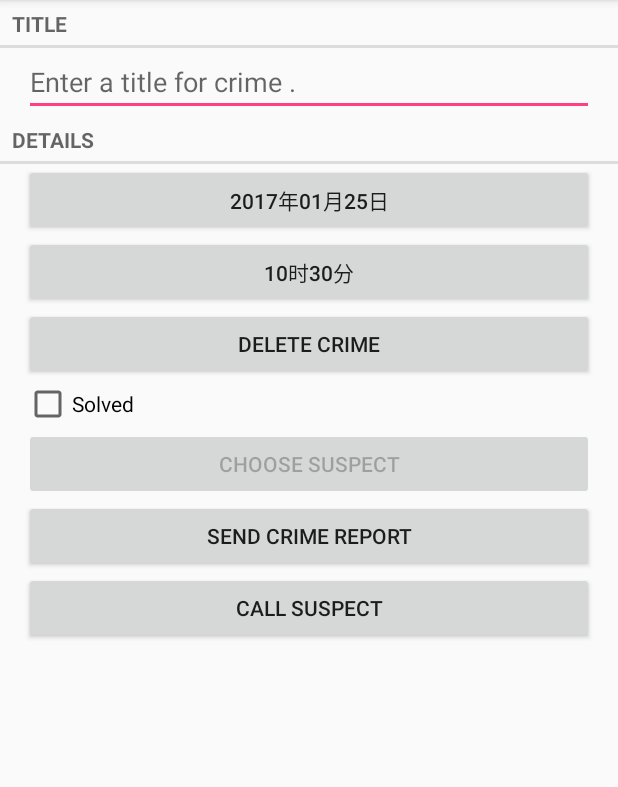
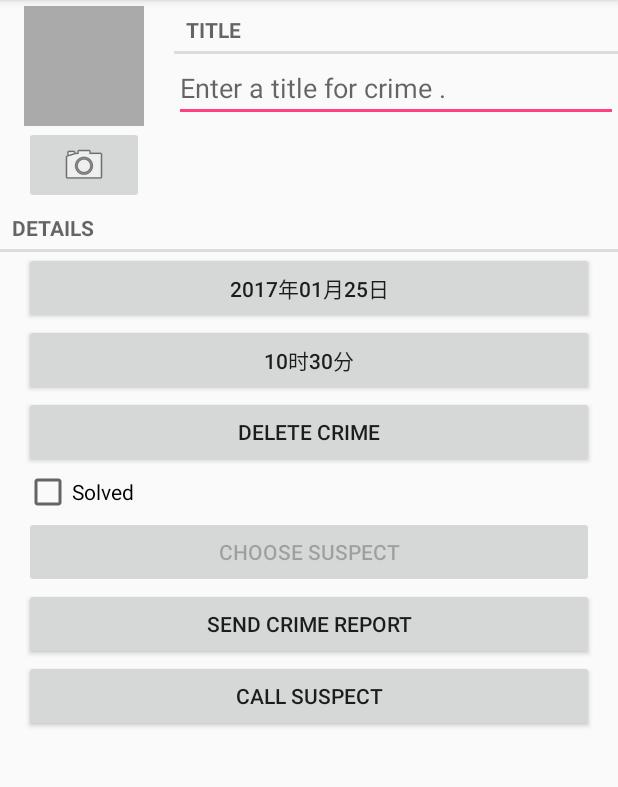
Before and after one commit to Sajeeshkmohanan/AndroidAuthority, an Android app: the CrimePageActivity screen opened directly, with no data from a screen before it, on a phone screen of 412 x 824 dp, the part 84-871 px from its top. Run offline under Robolectric (Android 15) with nearby library versions, the phone set to English and light mode, and no system bars.

Commit message:
添加拍照和照片Dialog

```diff
--- a/CriminalIntent/app/build.gradle
+++ b/CriminalIntent/app/build.gradle
@@ -21,8 +21,8 @@ android {
         }
     }
     compileOptions {
-        targetCompatibility 1.8
-        sourceCompatibility 1.8
+        targetCompatibility JavaVersion.VERSION_1_8
+        sourceCompatibility JavaVersion.VERSION_1_8
     }
 }
 
--- a/CriminalIntent/app/src/main/AndroidManifest.xml
+++ b/CriminalIntent/app/src/main/AndroidManifest.xml
@@ -2,6 +2,7 @@
 <manifest xmlns:android="http://schemas.android.com/apk/res/android"
           package="com.example.heleninsa.criminalintent">
     <uses-permission android:name="android.permission.READ_CONTACTS"/>
+    <uses-feature android:name="android.hardware.camera" android:required="false"/>
 
     <application
         android:allowBackup="true"
--- a/CriminalIntent/app/src/main/java/com/example/heleninsa/criminalintent/controller/CrimeFragment.java
+++ b/CriminalIntent/app/src/main/java/com/example/heleninsa/criminalintent/controller/CrimeFragment.java
@@ -4,9 +4,11 @@ import android.app.Activity;
 import android.content.Intent;
 import android.content.pm.PackageManager;
 import android.database.Cursor;
+import android.graphics.Bitmap;
 import android.net.Uri;
 import android.os.Bundle;
 import android.provider.ContactsContract;
+import android.provider.MediaStore;
 import android.support.annotation.Nullable;
 import android.support.v4.app.Fragment;
 import android.support.v4.app.FragmentManager;
@@ -17,15 +19,20 @@ import android.util.Log;
 import android.view.LayoutInflater;
 import android.view.View;
 import android.view.ViewGroup;
+import android.view.ViewTreeObserver;
 import android.widget.Button;
 import android.widget.CheckBox;
 import android.widget.CompoundButton;
 import android.widget.EditText;
+import android.widget.ImageButton;
+import android.widget.ImageView;
 
 import com.example.heleninsa.criminalintent.R;
 import com.example.heleninsa.criminalintent.model.Crime;
 import com.example.heleninsa.criminalintent.model.CrimeLab;
+import com.example.heleninsa.criminalintent.util.PictureUtils;
 
+import java.io.File;
 import java.text.SimpleDateFormat;
 import java.util.Date;
 import java.util.Locale;
@@ -38,14 +45,18 @@ import java.util.UUID;
 public class CrimeFragment extends Fragment {
 
     private final static String ARG_CRIME_ID = "crime_id";
+
     private final static String DIALOG_DATE = "Dialog_Date";
     private final static String DIALOG_TIME = "Dialog_Time";
+    private final static String DIALOG_IMAGE =  "Dialog_Image";
 
     private final static int REQUEST_DATE = 0;
     private final static int REQUEST_TIME = 1;
     private final static int REQUEST_CONTACT = 2;
+    private final static int REQUEST_PHOTO = 3;
 
     private Crime mCrime;
+    private File mPhotoFile;
 
     private EditText mTitleField;
     private CheckBox mCrimeSolvedBox;
@@ -55,6 +66,8 @@ public class CrimeFragment extends Fragment {
     private Button mReportButton;
     private Button mSuspectButton;
     private Button mCallButton;
+    private ImageButton mPhotoButton;
+    private ImageView mPhotoView;
 
     private boolean mIsDeleted = false;
 
@@ -73,7 +86,9 @@ public class CrimeFragment extends Fragment {
     public void onCreate(@Nullable Bundle savedInstanceState) {
         super.onCreate(savedInstanceState);
         UUID crimeId = (UUID) getArguments().getSerializable(ARG_CRIME_ID);
-        mCrime = CrimeLab.getInstance(getActivity()).getCrime(crimeId);
+        CrimeLab lab = CrimeLab.getInstance(getActivity());
+        mCrime = lab.getCrime(crimeId);
+        mPhotoFile = lab.getPhotoFile(mCrime);
     }
 
     @Nullable
@@ -91,6 +106,8 @@ public class CrimeFragment extends Fragment {
         mReportButton = (Button) view.findViewById(R.id.crime_report);
         mSuspectButton = (Button) view.findViewById(R.id.crime_suspect);
         mCallButton = (Button) view.findViewById(R.id.crime_call);
+        mPhotoButton = (ImageButton) view.findViewById(R.id.crime_camera);
+        mPhotoView = (ImageView) view.findViewById(R.id.crime_photo);
 
         mTitleField.setText(mCrime.getTitle());
         mTitleField.addTextChangedListener(new TextWatcher() {
@@ -164,8 +181,9 @@ public class CrimeFragment extends Fragment {
             startActivity(intent);
         });
 
+        PackageManager manager = getActivity().getPackageManager();
         final Intent pickContact = new Intent(Intent.ACTION_PICK, ContactsContract.Contacts.CONTENT_URI);
-//startActivityForResult(pickContact, REQUEST_CONTACT);
+
         mSuspectButton.setOnClickListener((v) -> {
             startActivityForResult(pickContact, REQUEST_CONTACT);
         });
@@ -174,7 +192,7 @@ public class CrimeFragment extends Fragment {
             mSuspectButton.setText(mCrime.getSuspect());
         }
 
-        PackageManager manager = getActivity().getPackageManager();
+
         if (manager.resolveActivity(pickContact, PackageManager.MATCH_DEFAULT_ONLY) == null) {
             mSuspectButton.setEnabled(false);
         }
@@ -182,6 +200,32 @@ public class CrimeFragment extends Fragment {
         mCallButton.setOnClickListener((v) -> {
             Intent intent = new Intent(Intent.ACTION_DIAL, Uri.parse("tel:15062278989"));
             startActivity(intent);
+        });
+
+        final Intent captureImage = new Intent(MediaStore.ACTION_IMAGE_CAPTURE);
+        if (manager.resolveActivity(captureImage, PackageManager.MATCH_DEFAULT_ONLY) == null || mPhotoFile == null) {
+            mPhotoButton.setEnabled(false);
+        } else {
+            Uri uri = Uri.fromFile(mPhotoFile);
+            captureImage.putExtra(MediaStore.EXTRA_OUTPUT, uri);
+        }
+
+        mPhotoButton.setOnClickListener(v -> {
+            startActivityForResult(captureImage, REQUEST_PHOTO);
+        });
+
+        ViewTreeObserver observer = mPhotoView.getViewTreeObserver();
+
+        observer.addOnGlobalLayoutListener(() -> {
+            int w = mPhotoView.getMeasuredWidth();
+            int h = mPhotoView.getMeasuredHeight();
+            updatePhotoView(w, h);
+        });
+
+        mPhotoView.setOnClickListener(v->{
+            FragmentManager fragmentManager = getFragmentManager();
+            ImageFragment img_fragment = ImageFragment.newInstance(mPhotoFile.getPath());
+            img_fragment.show(fragmentManager, DIALOG_IMAGE);
         });
 
 
@@ -238,7 +282,9 @@ public class CrimeFragment extends Fragment {
                 }
             }
         }
-
+//        else if (requestCode == REQUEST_PHOTO) {
+//            updatePhotoView();
+//        }
     }
 
     private void onReceiveDate(Date date_received) {
@@ -282,4 +328,13 @@ public class CrimeFragment extends Fragment {
         String report = getString(R.string.crime_report, mCrime.getTitle(), dateString, solvedString, suspect);
         return report;
     }
+
+    private void updatePhotoView(int w, int h) {
+        if (mPhotoFile == null || !mPhotoFile.exists()) {
+            mPhotoView.setImageDrawable(null);
+        } else {
+            Bitmap bitmap = PictureUtils.getScaledBitmap(mPhotoFile.getPath(), w, h);
+            mPhotoView.setImageBitmap(bitmap);
+        }
+    }
 }
--- /dev/null
+++ b/CriminalIntent/app/src/main/java/com/example/heleninsa/criminalintent/controller/ImageFragment.java
@@ -0,0 +1,49 @@
+package com.example.heleninsa.criminalintent.controller;
+
+import android.app.Dialog;
+import android.os.Bundle;
+import android.support.annotation.NonNull;
+import android.support.v4.app.DialogFragment;
+import android.support.v7.app.AlertDialog;
+import android.view.LayoutInflater;
+import android.view.View;
+import android.view.ViewTreeObserver;
+import android.widget.ImageView;
+
+import com.example.heleninsa.criminalintent.R;
+import com.example.heleninsa.criminalintent.util.PictureUtils;
+
+/**
+ * Created by heleninsa on 2017/1/25.
+ */
+
+public class ImageFragment extends DialogFragment {
+
+    private final static String ARG_IMG_PATH = "path";
+
+    public static ImageFragment newInstance(String img_path) {
+        Bundle args = new Bundle();
+        args.putString(ARG_IMG_PATH, img_path);
+        ImageFragment fragment = new ImageFragment();
+        fragment.setArguments(args);
+        return fragment;
+    }
+
+    @NonNull
+    @Override
+    public Dialog onCreateDialog(Bundle savedInstanceState) {
+        String path = getArguments().getString(ARG_IMG_PATH);
+        View v = LayoutInflater.from(getActivity()).inflate(R.layout.dialog_photo_details, null);
+        ImageView img = (ImageView) v.findViewById(R.id.dialog_photo_view);
+
+        img.setImageBitmap(PictureUtils.getScaledBitmap(path, getActivity()));
+//        ViewTreeObserver observer = img.getViewTreeObserver();
+//        observer.addOnGlobalLayoutListener(()->{
+//            int w = img.getMeasuredWidth();
+//            int h = img.getMeasuredHeight();
+//            img.setImageBitmap(PictureUtils.getScaledBitmap(path, w, h));
+//        });
+
+        return new AlertDialog.Builder(getActivity()).setTitle("Photo Details").setView(v).create();
+    }
+}
--- a/CriminalIntent/app/src/main/java/com/example/heleninsa/criminalintent/model/Crime.java
+++ b/CriminalIntent/app/src/main/java/com/example/heleninsa/criminalintent/model/Crime.java
@@ -60,4 +60,8 @@ public class Crime {
     public void setSuspect(String suspect) {
         mSuspect = suspect;
     }
+
+    public String getPhotoFileName() {
+        return "IMG_" + getId().toString() + ".jpg";
+    }
 }
--- a/CriminalIntent/app/src/main/java/com/example/heleninsa/criminalintent/model/CrimeLab.java
+++ b/CriminalIntent/app/src/main/java/com/example/heleninsa/criminalintent/model/CrimeLab.java
@@ -4,12 +4,14 @@ import android.content.ContentValues;
 import android.content.Context;
 import android.database.Cursor;
 import android.database.sqlite.SQLiteDatabase;
+import android.os.Environment;
 
 import com.example.heleninsa.criminalintent.database.CrimeBaseHelper;
 import com.example.heleninsa.criminalintent.database.CrimeCursorWrapper;
 import com.example.heleninsa.criminalintent.database.CrimeDbSchema;
 import com.example.heleninsa.criminalintent.database.CrimeDbSchema.CrimeTable;
 
+import java.io.File;
 import java.util.ArrayList;
 import java.util.List;
 import java.util.UUID;
@@ -106,4 +108,12 @@ public class CrimeLab {
         return new CrimeCursorWrapper(cursor);
     }
 
+    public File getPhotoFile(Crime crime) {
+        File externalFiles = mContext.getExternalFilesDir(Environment.DIRECTORY_PICTURES);
+        if(externalFiles == null) {
+            return null;
+        }
+        return new File(externalFiles, crime.getPhotoFileName());
+    }
+
 }
--- /dev/null
+++ b/CriminalIntent/app/src/main/java/com/example/heleninsa/criminalintent/util/PictureUtils.java
@@ -0,0 +1,45 @@
+package com.example.heleninsa.criminalintent.util;
+
+import android.app.Activity;
+import android.graphics.Bitmap;
+import android.graphics.BitmapFactory;
+import android.graphics.Point;
+
+/**
+ * Created by heleninsa on 2017/1/25.
+ */
+
+public class PictureUtils {
+
+    public static Bitmap getScaledBitmap(String path, Activity activity) {
+        Point size = new Point();
+        activity.getWindowManager().getDefaultDisplay().getSize(size);
+        return getScaledBitmap(path, size.x, size.y);
+    }
+
+    public static Bitmap getScaledBitmap(String path, int destWidth, int destHeight) {
+        BitmapFactory.Options options = new BitmapFactory.Options();
+        options.inJustDecodeBounds = true;
+        BitmapFactory.decodeFile(path, options);
+
+        int srcWidth = options.outWidth;
+        int srcHeight = options.outHeight;
+
+        int inSampleSize = 1;
+        float scale_H = srcHeight/destHeight;
+        float scale_W = srcWidth/destWidth;
+
+        if(scale_H > 1 || scale_W > 1) {
+            if(srcWidth > srcHeight) {
+                inSampleSize = Math.round(scale_H);
+            } else {
+                inSampleSize = Math.round(scale_W);
+            }
+        }
+
+        options = new BitmapFactory.Options();
+        options.inSampleSize = inSampleSize;
+        return BitmapFactory.decodeFile(path, options);
+    }
+
+}
--- a/CriminalIntent/app/src/main/res/layout-land/fragment_crime.xml
+++ b/CriminalIntent/app/src/main/res/layout-land/fragment_crime.xml
@@ -3,8 +3,22 @@
     xmlns:android="http://schemas.android.com/apk/res/android"
     android:layout_width="match_parent"
     android:layout_height="match_parent"
-    android:orientation="vertical"
-    android:baselineAligned="false">
+    android:baselineAligned="false"
+    android:orientation="vertical">
+
+    <LinearLayout
+        android:layout_width="match_parent"
+        android:layout_height="wrap_content"
+
+        android:layout_marginTop="4dp"
+        android:orientation="horizontal">
+
+        <include layout="@layout/view_camera_and_title"></include>
+
+        <LinearLayout
+            android:layout_width="match_parent"
+            android:layout_height="wrap_content"
+            android:orientation="vertical">
 
             <TextView
                 style="?android:listSeparatorTextViewStyle"
@@ -16,9 +30,10 @@
                 android:id="@+id/crime_title"
                 android:layout_width="match_parent"
                 android:layout_height="wrap_content"
-        android:layout_marginLeft="16dp"
-        android:layout_marginRight="16dp"
                 android:hint="@string/crime_title_hint"/>
+        </LinearLayout>
+    </LinearLayout>
+
 
     <TextView
         style="?android:listSeparatorTextViewStyle"
@@ -27,11 +42,11 @@
         android:text="@string/crime_details_label"/>
 
     <LinearLayout
-        android:orientation="horizontal"
         android:layout_width="match_parent"
         android:layout_height="wrap_content"
         android:layout_marginLeft="16dp"
-        android:layout_marginRight="16dp">
+        android:layout_marginRight="16dp"
+        android:orientation="horizontal">
 
         <Button
             android:id="@+id/crime_date"
@@ -49,8 +64,8 @@
             android:id="@+id/crime_solved"
             android:layout_width="wrap_content"
             android:layout_height="wrap_content"
-            android:text="@string/crime_solved_label"
-            android:layout_weight="0"/>
+            android:layout_weight="0"
+            android:text="@string/crime_solved_label"/>
 
     </LinearLayout>
 
@@ -73,12 +88,13 @@
             android:layout_height="wrap_content"
             android:layout_weight="1"
             android:text="@string/crime_report_text"/>
+
         <Button
-            android:text="@string/crime_call_text"
+            android:id="@+id/crime_call"
             android:layout_width="wrap_content"
             android:layout_height="wrap_content"
             android:layout_weight="1"
-            android:id="@+id/crime_call"/>
+            android:text="@string/crime_call_text"/>
 
     </LinearLayout>
 
--- /dev/null
+++ b/CriminalIntent/app/src/main/res/layout/dialog_photo_details.xml
@@ -0,0 +1,7 @@
+<?xml version="1.0" encoding="utf-8"?>
+<ImageView
+    xmlns:android="http://schemas.android.com/apk/res/android"
+    android:layout_height="wrap_content"
+    android:layout_width="wrap_content"
+    android:id="@+id/dialog_photo_view">
+</ImageView>
--- a/CriminalIntent/app/src/main/res/layout/fragment_crime.xml
+++ b/CriminalIntent/app/src/main/res/layout/fragment_crime.xml
@@ -3,6 +3,20 @@
     xmlns:android="http://schemas.android.com/apk/res/android"
     android:layout_width="match_parent"
     android:layout_height="match_parent"
+    android:orientation="vertical">
+
+    <LinearLayout
+        android:layout_width="match_parent"
+        android:layout_height="wrap_content"
+        android:layout_marginTop="4dp"
+
+        android:orientation="horizontal">
+
+        <include layout="@layout/view_camera_and_title"></include>
+
+        <LinearLayout
+            android:layout_width="match_parent"
+            android:layout_height="wrap_content"
             android:orientation="vertical">
 
             <TextView
@@ -15,9 +29,11 @@
                 android:id="@+id/crime_title"
                 android:layout_width="match_parent"
                 android:layout_height="wrap_content"
-        android:layout_marginLeft="16dp"
-        android:layout_marginRight="16dp"
                 android:hint="@string/crime_title_hint"/>
+        </LinearLayout>
+
+    </LinearLayout>
+
 
     <TextView
         style="?android:listSeparatorTextViewStyle"
@@ -56,27 +72,27 @@
         android:text="@string/crime_solved_label"/>
 
     <Button
-        android:text="@string/crime_suspect_text"
+        android:id="@+id/crime_suspect"
         android:layout_width="match_parent"
         android:layout_height="wrap_content"
         android:layout_marginLeft="16dp"
         android:layout_marginRight="16dp"
-        android:id="@+id/crime_suspect"/>
+        android:text="@string/crime_suspect_text"/>
 
     <Button
-        android:text="@string/crime_report_text"
+        android:id="@+id/crime_report"
         android:layout_width="match_parent"
         android:layout_height="wrap_content"
         android:layout_marginLeft="16dp"
         android:layout_marginRight="16dp"
-        android:id="@+id/crime_report"/>
+        android:text="@string/crime_report_text"/>
 
     <Button
-        android:text="@string/crime_call_text"
+        android:id="@+id/crime_call"
         android:layout_width="match_parent"
         android:layout_height="wrap_content"
         android:layout_marginLeft="16dp"
         android:layout_marginRight="16dp"
-        android:id="@+id/crime_call"/>
+        android:text="@string/crime_call_text"/>
 
 </LinearLayout>
--- /dev/null
+++ b/CriminalIntent/app/src/main/res/layout/view_camera_and_title.xml
@@ -0,0 +1,29 @@
+<?xml version="1.0" encoding="utf-8"?>
+<LinearLayout
+    xmlns:android="http://schemas.android.com/apk/res/android"
+    android:layout_width="wrap_content"
+    android:layout_height="wrap_content"
+    android:layout_marginLeft="16dp"
+    android:layout_marginRight="16dp">
+
+    <LinearLayout
+        android:layout_width="wrap_content"
+        android:layout_height="wrap_content"
+        android:layout_marginRight="4dp"
+        android:orientation="vertical">
+
+        <ImageView
+            android:id="@+id/crime_photo"
+            android:layout_width="80dp"
+            android:layout_height="80dp"
+            android:background="@android:color/darker_gray"
+            android:cropToPadding="true"
+            android:scaleType="center"/>
+        <ImageButton
+            android:id="@+id/crime_camera"
+            android:layout_width="match_parent"
+            android:layout_height="wrap_content"
+            android:src="@android:drawable/ic_menu_camera"/>
+    </LinearLayout>
+
+</LinearLayout>
```
Lines whose indentation alone changed are shown as unchanged.
